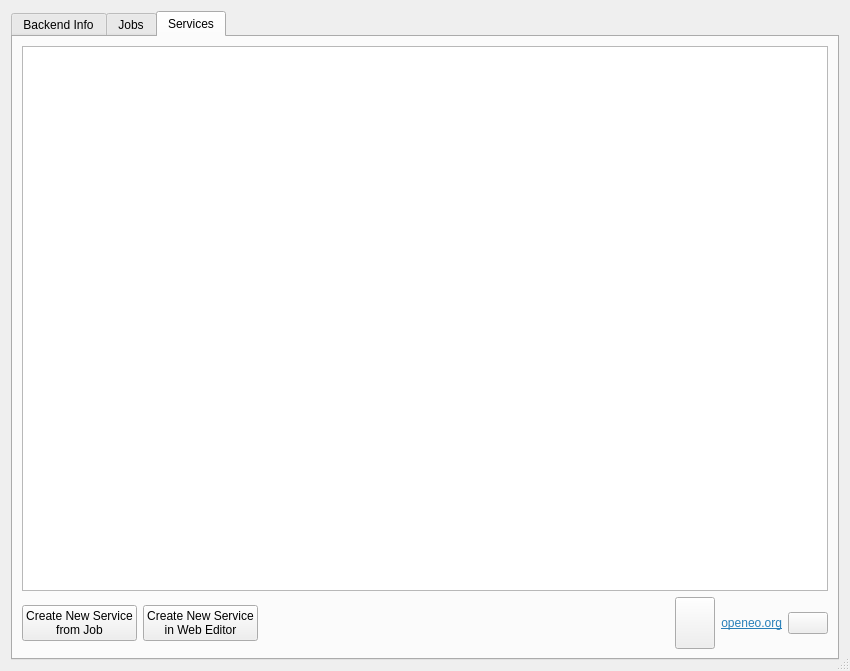
Before: the Qt Designer form openeo_connector_dialog_base.ui in Open-EO/openeo-qgis-plugin, drawn with Qt 5.
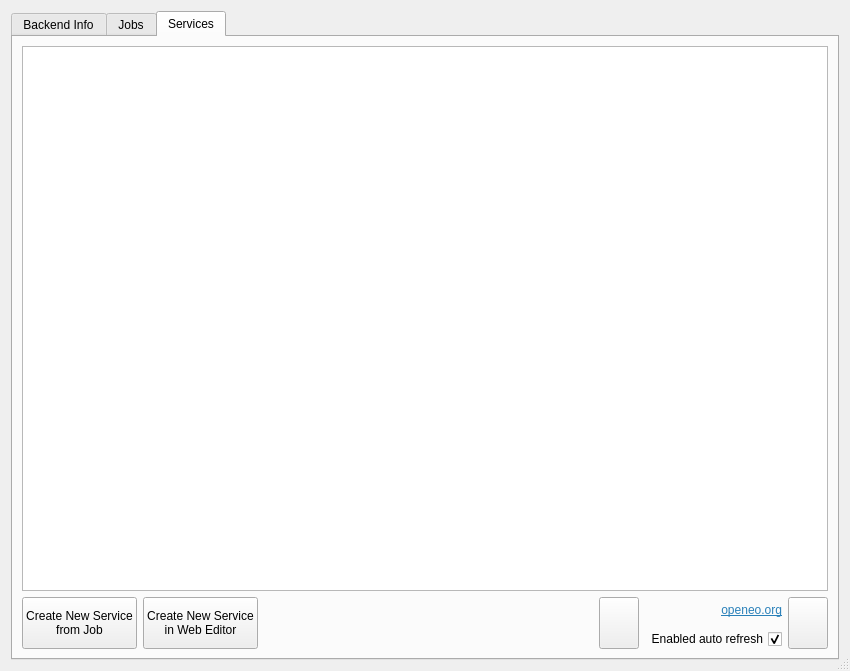
After: the same form once the commit is applied. The open tabs and pages were chosen to show the change. Icons and pictures are not drawn.

Commit message: added an enable automatic refresh checkbox

```diff
--- a/openeo_connector_dialog_base.ui
+++ b/openeo_connector_dialog_base.ui
@@ -332,14 +332,20 @@
       <attribute name="title">
        <string>Services</string>
       </attribute>
-      <layout class="QVBoxLayout" name="verticalLayout_3">
-       <item>
+      <layout class="QGridLayout" name="gridLayout_2">
+       <item row="0" column="0">
         <widget class="QTableWidget" name="servicesTableWidget"/>
        </item>
-       <item>
+       <item row="1" column="0">
         <layout class="QHBoxLayout" name="horizontalLayout_5">
          <item>
           <widget class="QPushButton" name="createserviceBtn">
+           <property name="minimumSize">
+            <size>
+             <width>0</width>
+             <height>52</height>
+            </size>
+           </property>
            <property name="text">
             <string>Create New Service 
 from Job</string>
@@ -348,6 +354,12 @@
          </item>
          <item>
           <widget class="QPushButton" name="servicewebBtn">
+           <property name="minimumSize">
+            <size>
+             <width>0</width>
+             <height>52</height>
+            </size>
+           </property>
            <property name="font">
             <font>
              <weight>50</weight>
@@ -392,14 +404,40 @@
           </widget>
          </item>
          <item>
-          <widget class="QLabel" name="label_24">
-           <property name="text">
-            <string>&lt;html&gt;&lt;head/&gt;&lt;body&gt;&lt;p align=&quot;right&quot;&gt;&lt;a href=&quot;https://openeo.org/&quot;&gt;&lt;span style=&quot; text-decoration: underline; color:#2980b9;&quot;&gt;openeo.org&lt;/span&gt;&lt;/a&gt;&lt;/p&gt;&lt;/body&gt;&lt;/html&gt;</string>
-           </property>
-          </widget>
+          <layout class="QVBoxLayout" name="verticalLayout_5">
+           <item>
+            <widget class="QLabel" name="label_23">
+             <property name="text">
+              <string>&lt;html&gt;&lt;head/&gt;&lt;body&gt;&lt;p align=&quot;right&quot;&gt;&lt;a href=&quot;https://openeo.org/&quot;&gt;&lt;span style=&quot; text-decoration: underline; color:#2980b9;&quot;&gt;openeo.org&lt;/span&gt;&lt;/a&gt;&lt;/p&gt;&lt;/body&gt;&lt;/html&gt;</string>
+             </property>
+            </widget>
+           </item>
+           <item>
+            <widget class="QCheckBox" name="serviceCheckBox">
+             <property name="layoutDirection">
+              <enum>Qt::RightToLeft</enum>
+             </property>
+             <property name="text">
+              <string>Enabled auto refresh</string>
+             </property>
+             <property name="checked">
+              <bool>true</bool>
+             </property>
+             <property name="tristate">
+              <bool>false</bool>
+             </property>
+            </widget>
+           </item>
+          </layout>
          </item>
          <item>
           <widget class="QPushButton" name="servicesManualBtn">
+           <property name="minimumSize">
+            <size>
+             <width>0</width>
+             <height>52</height>
+            </size>
+           </property>
            <property name="text">
             <string/>
            </property>
```
Left out of the diff: 55 changed lines with no effect on the pictures. The commit also changes 1 other file.
